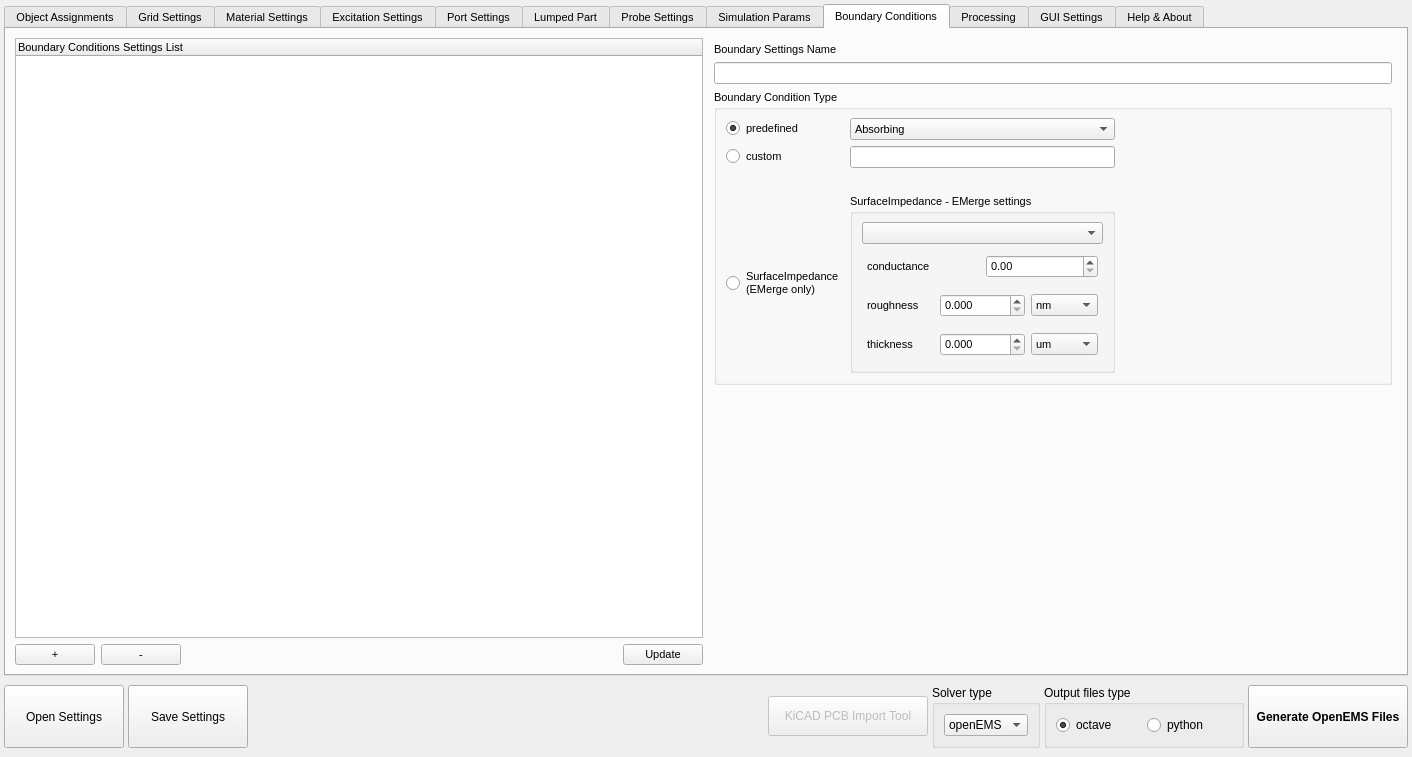
Qt form ui/dialog_OpenEMS_Simulation_Creator.ui (LubomirJagos42/FreeCAD-OpenEMS-Export) before a commit.
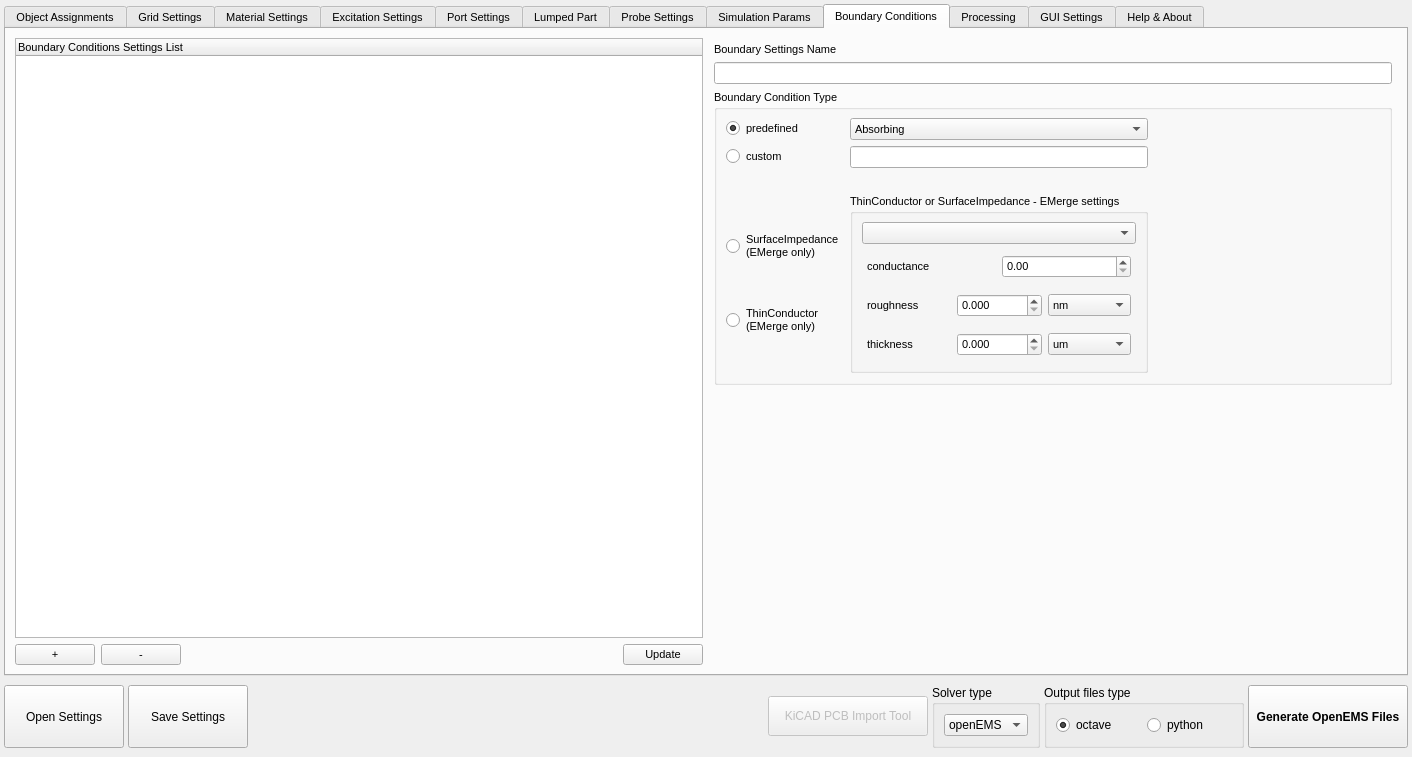
The same form after that commit. The open tabs and pages were chosen to show the change.

Commit message: added thin conductor boundary condition to simulate copper traces on PCB, corrected loading file when surfaceImpedance or thinConductor settings are not in file to have backward compatibility

```diff
--- a/ui/dialog_OpenEMS_Simulation_Creator.ui
+++ b/ui/dialog_OpenEMS_Simulation_Creator.ui
@@ -8859,14 +8859,6 @@
                   </property>
                  </widget>
                 </item>
-                <item row="4" column="0">
-                 <widget class="QRadioButton" name="boundaryConditionTypeSurfaceImpedanceRadio">
-                  <property name="text">
-                   <string>SurfaceImpedance
-(EMerge only)</string>
-                  </property>
-                 </widget>
-                </item>
                 <item row="3" column="2">
                  <spacer name="verticalSpacer_49">
                   <property name="orientation">
@@ -8886,7 +8878,7 @@
                 <item row="4" column="1">
                  <widget class="QGroupBox" name="groupBox_4">
                   <property name="title">
-                   <string>SurfaceImpedance - EMerge settings</string>
+                   <string>ThinConductor or SurfaceImpedance - EMerge settings</string>
                   </property>
                   <layout class="QVBoxLayout" name="verticalLayout_57">
                    <item>
@@ -9069,6 +9061,26 @@
                   </layout>
                  </widget>
                 </item>
+                <item row="4" column="0">
+                 <layout class="QVBoxLayout" name="verticalLayout_56">
+                  <item>
+                   <widget class="QRadioButton" name="boundaryConditionTypeSurfaceImpedanceRadio">
+                    <property name="text">
+                     <string>SurfaceImpedance
+(EMerge only)</string>
+                    </property>
+                   </widget>
+                  </item>
+                  <item>
+                   <widget class="QRadioButton" name="boundaryConditionTypeThinConductorRadio">
+                    <property name="text">
+                     <string>ThinConductor
+(EMerge only)</string>
+                    </property>
+                   </widget>
+                  </item>
+                 </layout>
+                </item>
                </layout>
               </widget>
              </item>
```
The commit also changes 4 other files.
